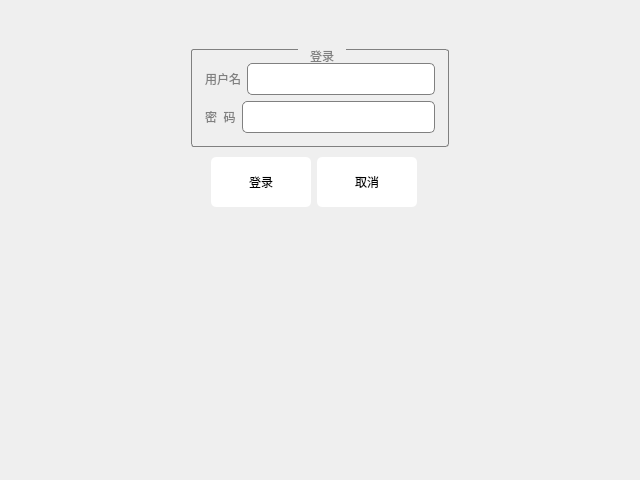
The window that Demo/deloginwidget.ui (13438120136/XDemo) describes before a commit, drawn with Qt 5.
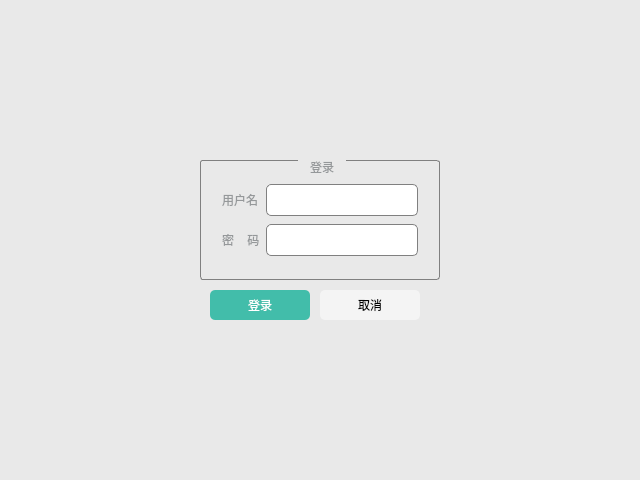
The same window after the commit. Custom widgets are drawn as their Qt base class.

Diff of the .ui file:
```diff
--- a/Demo/deloginwidget.ui
+++ b/Demo/deloginwidget.ui
@@ -13,58 +13,34 @@
   <property name="windowTitle">
    <string>DeLoginWidget</string>
   </property>
-  <layout class="QGridLayout" name="gridLayout_5">
-   <property name="leftMargin">
-    <number>0</number>
-   </property>
-   <property name="rightMargin">
-    <number>0</number>
-   </property>
-   <property name="bottomMargin">
-    <number>0</number>
-   </property>
-   <property name="spacing">
-    <number>0</number>
-   </property>
-   <item row="0" column="0">
-    <widget class="QWidget" name="widget_3" native="true">
-     <layout class="QGridLayout" name="gridLayout_2">
-      <property name="margin">
-       <number>0</number>
-      </property>
-      <property name="spacing">
-       <number>0</number>
-      </property>
-      <item row="0" column="0">
-       <widget class="QWidget" name="widget_2" native="true">
-        <property name="minimumSize">
-         <size>
-          <width>300</width>
-          <height>140</height>
-         </size>
-        </property>
         <property name="styleSheet">
-         <string notr="true">QLineEdit
+   <string notr="true">#DeLoginWidget
+{    
+	background-color: #E9E9E9;
+}
+
+QLineEdit
 {
 border:1px solid gray;
 border-radius:5px;
+font: 14px &quot;微软雅黑&quot;;
 min-height:30px;
-font: 16pt &quot;黑体&quot;;
+max-height:30px;
 }
 
 QLabel
 {
-font: 14pt &quot;黑体&quot;;
-color:gray;
+font: 14px &quot;微软雅黑&quot;;
+color: #95989A;
 }
 
 QGroupBox {
      border: 1px solid gray;
      border-radius: 3px;
      margin-top: 2ex; /* leave space at the top for the title */
-     padding: 10px;
-     font: 12pt &quot;黑体&quot;;
-color:gray;
+     color: #95989A;
+     font: 14px &quot;微软雅黑&quot;;
+     padding:10px;
  }
 
  QGroupBox::title {
@@ -75,52 +51,42 @@
                                        stop: 0 #FFOECE, stop: 1 #FFFFFF);
  }
 
-QPushButton {
-    
-	font: bold 16pt &quot;黑体&quot;;
+QPushButton 
+{    
+	font: bold 14px &quot;微软雅黑&quot;;
 	background-color: rgb(244, 244, 244);
-    border: 0px solid #8f8f91;
+    border:none;
     border-radius: 5px;
-    min-width: 100px;
-    min-height: 38px;
+    min-width:100px;
+    max-width:100px;
+    min-height:30px;
+    max-height:30px;
  }
-
- QPushButton:pressed {
-	background-color: rgb(255, 255, 255);
- }
-
-QPushButton::focus
-{
-    color: rgb(254, 255, 253);
-    background-color: rgb(66, 189, 170);
-}
-
-QPushButton::!focus
-{    
-	color: rgb(0, 0, 0);
-    background-color: rgb(255, 255, 255);
-}
-
 </string>
         </property>
-        <layout class="QGridLayout" name="gridLayout_7">
+  <layout class="QGridLayout" name="gridLayout_2">
+   <property name="leftMargin">
+    <number>200</number>
+   </property>
          <property name="topMargin">
-          <number>0</number>
+    <number>160</number>
+   </property>
+   <property name="rightMargin">
+    <number>200</number>
          </property>
          <property name="bottomMargin">
-          <number>0</number>
-         </property>
-         <property name="spacing">
-          <number>6</number>
+    <number>160</number>
          </property>
          <item row="0" column="0">
           <widget class="QWidget" name="widget" native="true">
            <property name="styleSheet">
-            <string notr="true">max-width:280px;
-max-height:180px;</string>
+      <string notr="true"/>
            </property>
            <layout class="QGridLayout" name="gridLayout_4">
-            <property name="verticalSpacing">
+      <property name="margin">
+       <number>0</number>
+      </property>
+      <property name="spacing">
              <number>10</number>
             </property>
             <item row="1" column="0">
@@ -136,28 +102,12 @@
               </property>
              </spacer>
             </item>
-            <item row="1" column="1">
-             <widget class="QPushButton" name="okBtn">
-              <property name="maximumSize">
-               <size>
-                <width>280</width>
-                <height>180</height>
-               </size>
-              </property>
-              <property name="focusPolicy">
-               <enum>Qt::StrongFocus</enum>
-              </property>
-              <property name="text">
-               <string>登录</string>
-              </property>
-             </widget>
-            </item>
             <item row="1" column="2">
              <widget class="QPushButton" name="cancelBtn">
               <property name="maximumSize">
                <size>
-                <width>280</width>
-                <height>180</height>
+          <width>100</width>
+          <height>30</height>
                </size>
               </property>
               <property name="text">
@@ -178,12 +128,35 @@
               </property>
              </spacer>
             </item>
+      <item row="1" column="1">
+       <widget class="QPushButton" name="okBtn">
+        <property name="maximumSize">
+         <size>
+          <width>100</width>
+          <height>30</height>
+         </size>
+        </property>
+        <property name="focusPolicy">
+         <enum>Qt::StrongFocus</enum>
+        </property>
+        <property name="styleSheet">
+         <string notr="true">QPushButton 
+{
+	background-color: #42BDAA;
+    color: #FFFFFF;
+}</string>
+        </property>
+        <property name="text">
+         <string>登录</string>
+        </property>
+       </widget>
+      </item>
             <item row="0" column="0" colspan="4">
              <widget class="QGroupBox" name="groupBox">
               <property name="maximumSize">
                <size>
-                <width>302</width>
-                <height>210</height>
+          <width>16777215</width>
+          <height>16777215</height>
                </size>
               </property>
               <property name="styleSheet">
@@ -192,15 +165,7 @@
               <property name="title">
                <string>登录</string>
               </property>
-              <layout class="QGridLayout" name="gridLayout_3">
-               <property name="margin">
-                <number>3</number>
-               </property>
-               <item row="0" column="0">
                 <layout class="QGridLayout" name="gridLayout">
-                 <property name="spacing">
-                  <number>6</number>
-                 </property>
                  <item row="0" column="0">
                   <widget class="QLabel" name="label">
                    <property name="minimumSize">
@@ -209,6 +174,12 @@
                      <height>0</height>
                     </size>
                    </property>
+           <property name="maximumSize">
+            <size>
+             <width>320</width>
+             <height>160</height>
+            </size>
+           </property>
                    <property name="text">
                     <string>用户名</string>
                    </property>
@@ -216,19 +187,24 @@
                  </item>
                  <item row="0" column="1">
                   <widget class="QLineEdit" name="userLineEdit">
+           <property name="minimumSize">
+            <size>
+             <width>0</width>
+             <height>32</height>
+            </size>
+           </property>
+           <property name="maximumSize">
+            <size>
+             <width>322</width>
+             <height>32</height>
+            </size>
+           </property>
                    <property name="maxLength">
                     <number>32</number>
                    </property>
                   </widget>
                  </item>
-                </layout>
-               </item>
                <item row="1" column="0">
-                <layout class="QGridLayout" name="gridLayout_6">
-                 <property name="horizontalSpacing">
-                  <number>6</number>
-                 </property>
-                 <item row="0" column="0">
                   <widget class="QLabel" name="label_2">
                    <property name="minimumSize">
                     <size>
@@ -236,13 +212,31 @@
                      <height>0</height>
                     </size>
                    </property>
+           <property name="maximumSize">
+            <size>
+             <width>320</width>
+             <height>160</height>
+            </size>
+           </property>
                    <property name="text">
-                    <string>密  码</string>
+            <string>密    码</string>
                    </property>
                   </widget>
                  </item>
-                 <item row="0" column="1">
+         <item row="1" column="1">
                   <widget class="QLineEdit" name="passwdLineEdit">
+           <property name="minimumSize">
+            <size>
+             <width>0</width>
+             <height>32</height>
+            </size>
+           </property>
+           <property name="maximumSize">
+            <size>
+             <width>322</width>
+             <height>32</height>
+            </size>
+           </property>
                    <property name="maxLength">
                     <number>32</number>
                    </property>
@@ -252,21 +246,6 @@
                   </widget>
                  </item>
                 </layout>
-               </item>
-              </layout>
-             </widget>
-            </item>
-           </layout>
-          </widget>
-         </item>
-        </layout>
-       </widget>
-      </item>
-      <item row="1" column="0">
-       <widget class="DeVirtualKeyboradWidget" name="keyBoradWidget" native="true">
-        <property name="styleSheet">
-         <string notr="true">max-height:300px;</string>
-        </property>
        </widget>
       </item>
      </layout>
@@ -275,14 +254,6 @@
   </layout>
  </widget>
  <layoutdefault spacing="6" margin="11"/>
- <customwidgets>
-  <customwidget>
-   <class>DeVirtualKeyboradWidget</class>
-   <extends>QWidget</extends>
-   <header location="global">devirtualkeyboradwidget.h</header>
-   <container>1</container>
-  </customwidget>
- </customwidgets>
  <resources/>
  <connections/>
 </ui>
```
Lines whose indentation alone changed are shown as unchanged.
